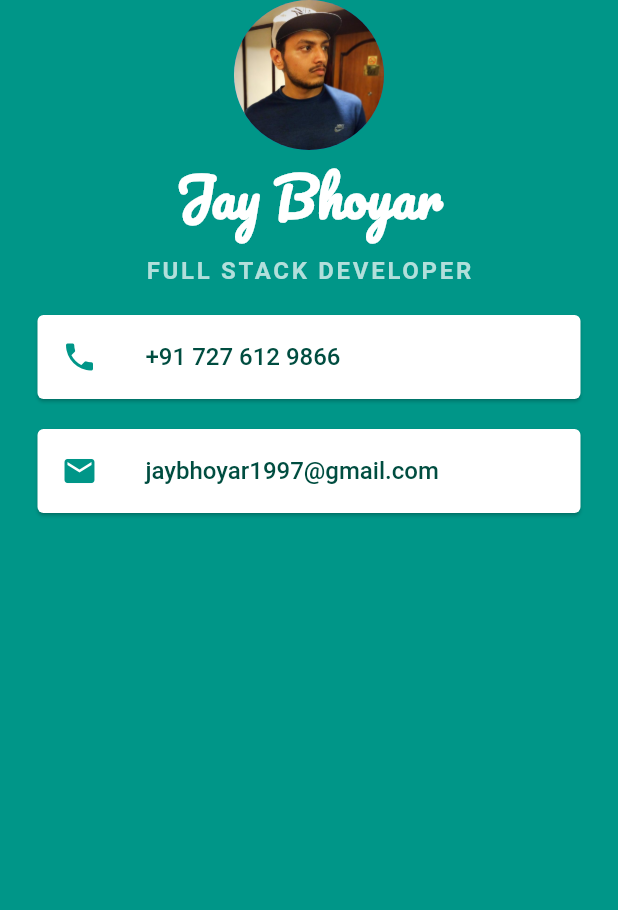
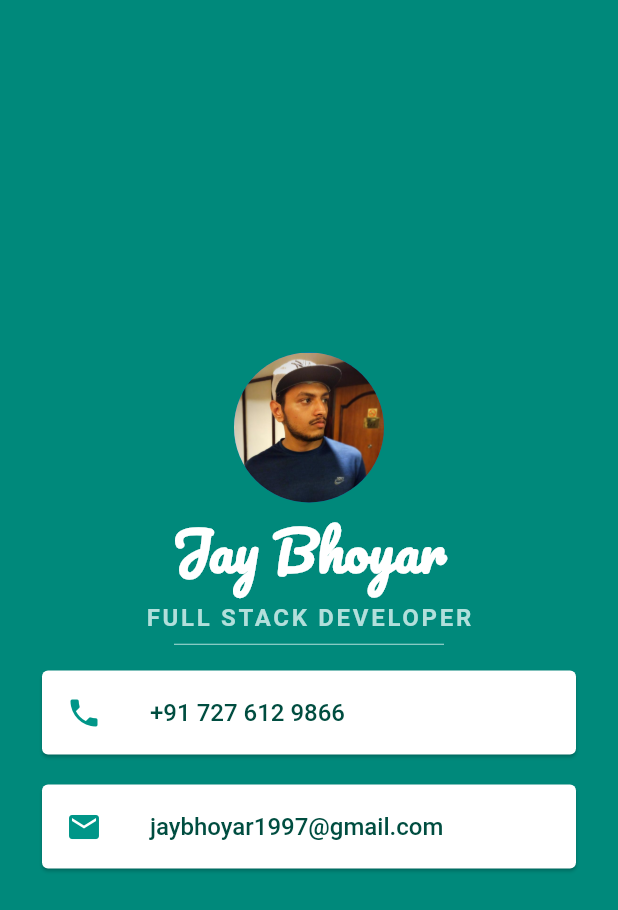
Before and after one commit to jaybhoyar/f-practice, a Flutter app: the screen it shows after launch, on a phone screen of 412 x 824 dp. Shown: the top 910 px of the screen. Run offline on Flutter 3.47's test engine with Material 2 defaults, Android fonts, the phone set to English and light mode, and no system bars.

Commit message:
add divider line

```diff
--- a/mi_card_flutter/lib/main.dart
+++ b/mi_card_flutter/lib/main.dart
@@ -10,10 +10,11 @@ class MyApp extends StatelessWidget {
   Widget build(BuildContext context) {
     return MaterialApp(
       home: Scaffold(
-        backgroundColor: Colors.teal,
+        backgroundColor: Colors.teal.shade600,
         body: SafeArea(
           child: Center(
             child: Column(
+              mainAxisAlignment: MainAxisAlignment.center,
               children: <Widget>[
                 CircleAvatar(
                   radius: 50.0,
@@ -22,29 +23,34 @@ class MyApp extends StatelessWidget {
                 Text(
                   'Jay Bhoyar',
                   style: TextStyle(
-                    fontSize: 35.0,
+                    fontSize: 36.0,
                     color: Colors.white,
                     fontWeight: FontWeight.bold,
                     fontFamily: 'Pacifico',
                   ),
                 ),
-                Padding(
-                  padding: const EdgeInsets.all(10.0),
-                  child: Text(
+                Text(
                   'FULL STACK DEVELOPER',
                   style: TextStyle(
                     fontSize: 16.0,
+                    height: 1.5,
                     letterSpacing: 1.8,
                     color: Colors.teal.shade100,
                     fontWeight: FontWeight.bold,
                     // fontFamily: 'Pacifico',
                   ),
                 ),
+                SizedBox(
+                  height: 15.0,
+                  width: 180.0,
+                  child: Divider(
+                    color: Colors.teal.shade100,
+                  ),
                 ),
                 Card(
                   color: Colors.white,
                   margin:
-                      EdgeInsets.symmetric(vertical: 10.0, horizontal: 25.0),
+                      EdgeInsets.symmetric(vertical: 10.0, horizontal: 28.0),
                   child: ListTile(
                     leading: Icon(
                       Icons.phone,
@@ -57,12 +63,13 @@ class MyApp extends StatelessWidget {
                         fontSize: 16.0,
                         color: Colors.teal.shade900,
                       ),
-                      )),
+                    ),
+                  ),
                 ),
                 Card(
                   color: Colors.white,
                   margin:
-                      EdgeInsets.symmetric(vertical: 10.0, horizontal: 25.0),
+                      EdgeInsets.symmetric(vertical: 10.0, horizontal: 28.0),
                   child: ListTile(
                     leading: Icon(
                       Icons.email,
```
Lines whose indentation alone changed are shown as unchanged.
